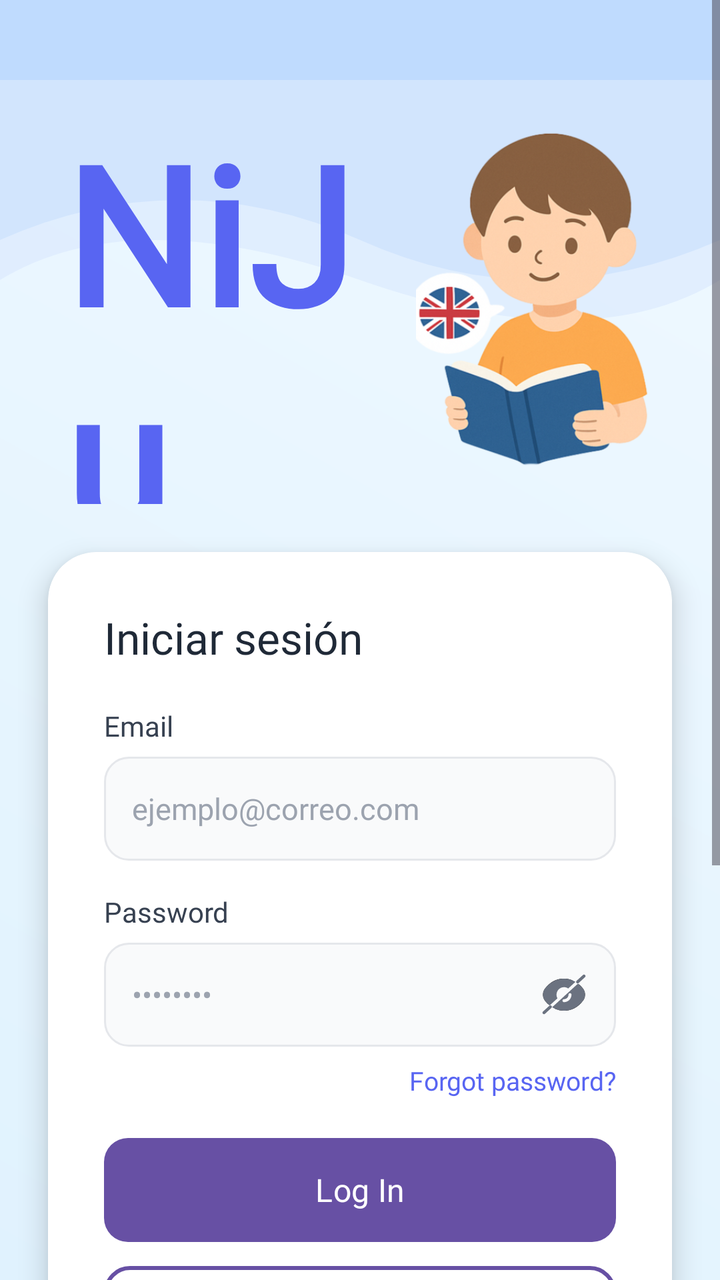
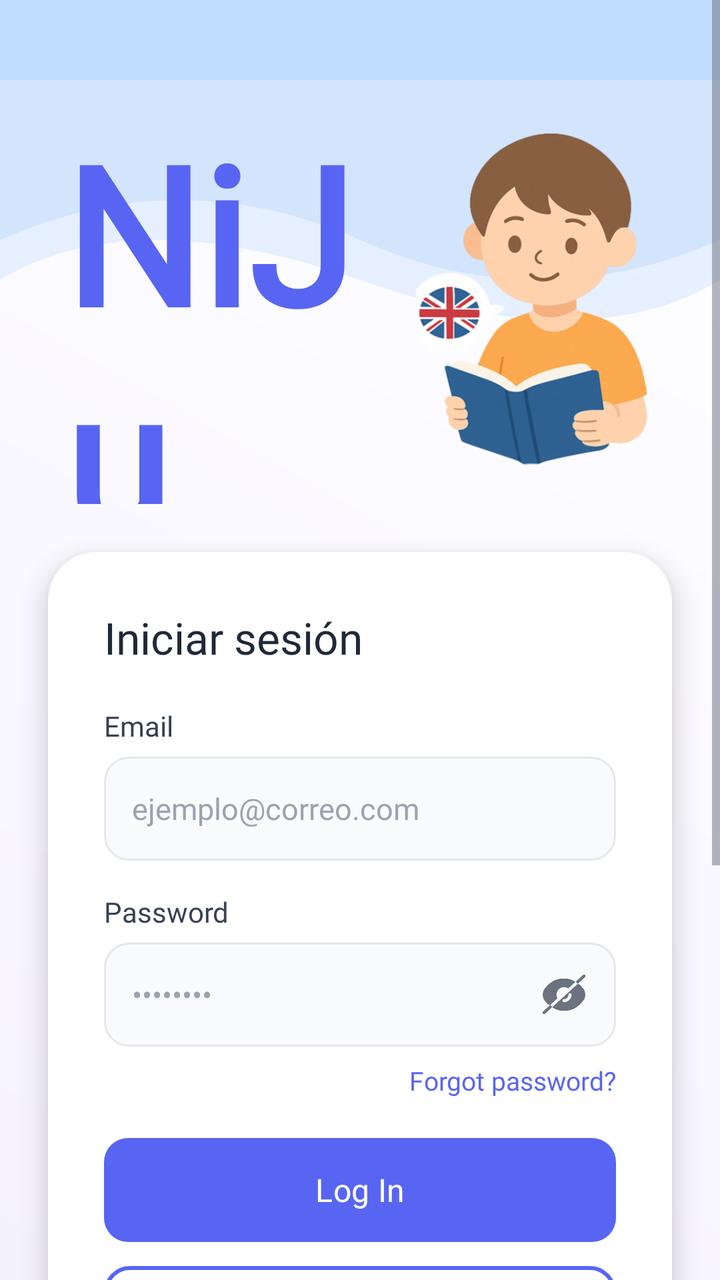

Compare the two renders of this Android layout. The source of the first and the diff that turns it into the second are given below.
<!-- AndroidManifest.xml: application theme Theme.NiJu_Project -->
<!-- res/layout/activity_login.xml -->
<?xml version="1.0" encoding="utf-8"?>
<ScrollView xmlns:android="http://schemas.android.com/apk/res/android"
    xmlns:app="http://schemas.android.com/apk/res-auto"
    xmlns:tools="http://schemas.android.com/tools"
    android:layout_width="match_parent"
    android:layout_height="match_parent"
    android:background="@drawable/gradient_background"
    android:fillViewport="true"
    tools:context=".LoginActivity">

    <androidx.constraintlayout.widget.ConstraintLayout
        android:layout_width="match_parent"
        android:layout_height="wrap_content">

        
        <ImageView
            android:id="@+id/topShape"
            android:layout_width="0dp"
            android:layout_height="200dp"
            android:scaleType="fitXY"
            android:src="@drawable/top_shape"
            app:layout_constraintEnd_toEndOf="parent"
            app:layout_constraintStart_toStartOf="parent"
            app:layout_constraintTop_toTopOf="parent" />

        
        <ProgressBar
            android:id="@+id/progressBar"
            android:layout_width="wrap_content"
            android:layout_height="wrap_content"
            android:visibility="gone"
            app:layout_constraintBottom_toBottomOf="parent"
            app:layout_constraintEnd_toEndOf="parent"
            app:layout_constraintStart_toStartOf="parent"
            app:layout_constraintTop_toTopOf="parent" />

        
        <LinearLayout
            android:id="@+id/header"
            android:layout_width="0dp"
            android:layout_height="200dp"
            android:layout_marginHorizontal="32dp"
            android:layout_marginTop="52dp"
            android:gravity="center_vertical"
            android:orientation="horizontal"
            app:layout_constraintEnd_toEndOf="parent"
            app:layout_constraintStart_toStartOf="parent"
            app:layout_constraintTop_toTopOf="parent">

            <LinearLayout
                android:layout_width="0dp"
                android:layout_height="wrap_content"
                android:layout_weight="1"
                android:orientation="vertical">

                <TextView
                    android:id="@+id/appName"
                    android:layout_width="wrap_content"
                    android:layout_height="wrap_content"
                    android:fontFamily="@font/roboto_bold"
                    android:text="NiJu"
                    android:textColor="#5865F2"
                    android:textSize="96sp"
                    android:textStyle="bold" />

                <TextView
                    android:id="@+id/appSubtitle"
                    android:layout_width="wrap_content"
                    android:layout_height="wrap_content"
                    android:fontFamily="@font/roboto_medium"
                    android:text="@string/subtitle"
                    android:textColor="#6B7280"
                    android:textSize="35sp" />
            </LinearLayout>

            <ImageView
                android:id="@+id/nino"
                android:layout_width="120dp"
                android:layout_height="176dp"
                android:layout_marginStart="16dp"
                android:contentDescription="@string/app_name"
                android:scaleType="centerCrop"
                app:srcCompat="@drawable/nino" />
        </LinearLayout>

        
        <androidx.cardview.widget.CardView
            android:id="@+id/formContainer"
            android:layout_width="0dp"
            android:layout_height="wrap_content"
            android:layout_marginHorizontal="24dp"
            android:layout_marginTop="24dp"
            android:layout_marginBottom="32dp"
            app:cardCornerRadius="24dp"
            app:cardElevation="8dp"
            app:cardBackgroundColor="@android:color/white"
            app:layout_constraintEnd_toEndOf="parent"
            app:layout_constraintStart_toStartOf="parent"
            app:layout_constraintTop_toBottomOf="@id/header"
            app:layout_constraintBottom_toBottomOf="parent">

            <LinearLayout
                android:layout_width="match_parent"
                android:layout_height="wrap_content"
                android:orientation="vertical"
                android:padding="28dp">

                
                <TextView
                    android:layout_width="wrap_content"
                    android:layout_height="wrap_content"
                    android:layout_marginBottom="20dp"
                    android:fontFamily="@font/roboto_bold"
                    android:text="Iniciar sesión"
                    android:textColor="#1F2937"
                    android:textSize="22sp" />

                
                <TextView
                    android:layout_width="wrap_content"
                    android:layout_height="wrap_content"
                    android:layout_marginBottom="6dp"
                    android:fontFamily="@font/roboto_medium"
                    android:text="@string/prompt_email"
                    android:textColor="#374151"
                    android:textSize="14sp" />

                <EditText
                    android:id="@+id/etEmail"
                    android:layout_width="match_parent"
                    android:layout_height="52dp"
                    android:layout_marginBottom="16dp"
                    android:autofillHints="emailAddress"
                    android:background="@drawable/edittext_rounded_background"
                    android:fontFamily="@font/roboto_regular"
                    android:hint="ejemplo@correo.com"
                    android:inputType="textEmailAddress"
                    android:padding="14dp"
                    android:textColorHint="#9CA3AF"
                    android:textSize="15sp" />

                
                <TextView
                    android:layout_width="wrap_content"
                    android:layout_height="wrap_content"
                    android:layout_marginBottom="6dp"
                    android:fontFamily="@font/roboto_medium"
                    android:text="@string/prompt_password"
                    android:textColor="#374151"
                    android:textSize="14sp" />

                <RelativeLayout
                    android:layout_width="match_parent"
                    android:layout_height="52dp"
                    android:layout_marginBottom="8dp">

                    <EditText
                        android:id="@+id/etPassword"
                        android:layout_width="match_parent"
                        android:layout_height="match_parent"
                        android:autofillHints="password"
                        android:background="@drawable/edittext_rounded_background"
                        android:fontFamily="@font/roboto_regular"
                        android:hint="••••••••"
                        android:inputType="textPassword"
                        android:paddingStart="14dp"
                        android:paddingEnd="48dp"
                        android:textColorHint="#9CA3AF"
                        android:textSize="15sp" />

                    <ImageView
                        android:id="@+id/ivTogglePassword"
                        android:layout_width="24dp"
                        android:layout_height="24dp"
                        android:layout_alignParentEnd="true"
                        android:layout_centerVertical="true"
                        android:layout_marginEnd="14dp"
                        android:contentDescription="@string/show_password"
                        android:src="@drawable/ic_eye_closed" />
                </RelativeLayout>

                
                <TextView
                    android:id="@+id/tvForgotPassword"
                    android:layout_width="wrap_content"
                    android:layout_height="wrap_content"
                    android:layout_gravity="end"
                    android:layout_marginBottom="20dp"
                    android:fontFamily="@font/roboto_regular"
                    android:text="@string/forgot_password"
                    android:textColor="#5865F2"
                    android:textSize="13sp" />

                
                <Button
                    android:id="@+id/btnLogin"
                    android:layout_width="match_parent"
                    android:layout_height="52dp"
                    android:layout_marginBottom="12dp"
                    android:background="@drawable/button_rounded_background"
                    android:fontFamily="@font/roboto_medium"
                    android:text="@string/btn_login"
                    android:textAllCaps="false"
                    android:textColor="@android:color/white"
                    android:textSize="16sp" />

                
                <Button
                    android:id="@+id/btnRegister"
                    android:layout_width="match_parent"
                    android:layout_height="52dp"
                    android:layout_marginBottom="20dp"
                    android:background="@drawable/button_outline_background"
                    android:fontFamily="@font/roboto_medium"
                    android:text="Crear cuenta"
                    android:textAllCaps="false"
                    android:textColor="#5865F2"
                    android:textSize="16sp" />

                
                <LinearLayout
                    android:layout_width="match_parent"
                    android:layout_height="wrap_content"
                    android:layout_marginBottom="16dp"
                    android:gravity="center_vertical"
                    android:orientation="horizontal">

                    <View
                        android:layout_width="0dp"
                        android:layout_height="1dp"
                        android:layout_weight="1"
                        android:background="#E5E7EB" />

                    <TextView
                        android:layout_width="wrap_content"
                        android:layout_height="wrap_content"
                        android:layout_marginHorizontal="12dp"
                        android:fontFamily="@font/roboto_regular"
                        android:text="o continúa con"
                        android:textColor="#9CA3AF"
                        android:textSize="13sp" />

                    <View
                        android:layout_width="0dp"
                        android:layout_height="1dp"
                        android:layout_weight="1"
                        android:background="#E5E7EB" />
                </LinearLayout>

                
                <LinearLayout
                    android:layout_width="match_parent"
                    android:layout_height="wrap_content"
                    android:orientation="horizontal"
                    android:gravity="center">

                    
                    <com.google.android.material.button.MaterialButton
                        android:id="@+id/btnGoogle"
                        android:layout_width="0dp"
                        android:layout_height="52dp"
                        android:layout_weight="1"
                        android:layout_marginEnd="8dp"
                        android:background="@drawable/button_social_background"
                        android:text="Google"
                        android:textAllCaps="false"
                        android:textColor="#FFFFFF"
                        android:textSize="14sp"
                        app:icon="@drawable/ic_google"
                        app:iconPadding="8dp"
                        app:iconGravity="textStart"
                        app:iconTint="@null"/>

                    
                    <com.google.android.material.button.MaterialButton
                        android:id="@+id/btnPhone"
                        android:layout_width="0dp"
                        android:layout_height="52dp"
                        android:layout_weight="1"
                        android:layout_marginEnd="8dp"
                        android:background="@drawable/button_social_background"
                        android:text="Teléfono"
                        android:textAllCaps="false"
                        android:textColor="#FFFFFF"
                        android:textSize="14sp"
                        app:icon="@drawable/ic_phone"
                        app:iconPadding="8dp"
                        app:iconGravity="textStart"
                        app:iconTint="@null"/>
                </LinearLayout>

                <ImageView
                    android:id="@+id/bottomShape"
                    android:layout_width="0dp"
                    android:layout_height="96dp"
                    android:scaleType="fitXY"
                    android:src="@drawable/bottom_shape" />

            </LinearLayout>
        </androidx.cardview.widget.CardView>

        

    </androidx.constraintlayout.widget.ConstraintLayout>
</ScrollView>
<!-- resources referenced by this layout -->
<resources>
  <!-- drawable button_outline_background (drawable) -->
  <?xml version="1.0" encoding="utf-8"?>
  <shape xmlns:android="http://schemas.android.com/apk/res/android">
      <solid android:color="@android:color/transparent"/>
      <stroke android:width="2dp" android:color="#5865F2"/>
      <corners android:radius="12dp"/>
  </shape>
  <!-- drawable button_rounded_background (drawable) -->
  <?xml version="1.0" encoding="utf-8"?>
  <selector xmlns:android="http://schemas.android.com/apk/res/android">
      <item android:state_pressed="true">
          <shape>
              <solid android:color="#4F46E5" />
              <corners android:radius="12dp" />
          </shape>
      </item>
      <item>
          <shape>
              <solid android:color="#5865F2" />
              <corners android:radius="12dp" />
          </shape>
      </item>
  </selector>
  <!-- drawable button_social_background (drawable) -->
  <?xml version="1.0" encoding="utf-8"?>
  <shape xmlns:android="http://schemas.android.com/apk/res/android">
      <solid android:color="#FFFFFF"/>
      <stroke android:width="1dp" android:color="#E5E7EB"/>
      <corners android:radius="12dp"/>
  </shape>
  <!-- drawable edittext_rounded_background (drawable) -->
  <?xml version="1.0" encoding="utf-8"?>
  <shape xmlns:android="http://schemas.android.com/apk/res/android">
      <solid android:color="#F9FAFB" />
      <corners android:radius="12dp" />
      <stroke
          android:width="1dp"
          android:color="#E5E7EB" />
  </shape>
  <!-- drawable gradient_background (drawable) -->
  <?xml version="1.0" encoding="utf-8"?>
  <shape xmlns:android="http://schemas.android.com/apk/res/android">
      <gradient
          android:startColor="#E0F2FE"
          android:endColor="#F0F9FF"
          android:angle="45" />
  </shape>
  <string name="app_name">Niju</string>
  <string name="btn_login">Log In</string>
  <string name="forgot_password">Forgot password?</string>
  <string name="prompt_email">Email</string>
  <string name="prompt_password">Password</string>
  <string name="show_password" />
  <string name="subtitle">English</string>
  <style name="Theme.NiJu_Project" parent="Base.Theme.NiJu_Project" />
  <style name="Base.Theme.NiJu_Project" parent="Theme.Material3.DayNight.NoActionBar">
          
          
      </style>
  <!-- unchanged entries left out for length: 6 -->
</resources>

<!-- the commit's change to res/layout/activity_login.xml (unified diff, before → after) -->
@@ -69,7 +69,7 @@
                     android:layout_height="wrap_content"
                     android:fontFamily="@font/roboto_medium"
                     android:text="@string/subtitle"
-                    android:textColor="#6B7280"
+                    android:textColor="@color/color_text_secondary"
                     android:textSize="35sp" />
             </LinearLayout>
 
@@ -93,7 +93,7 @@
             android:layout_marginBottom="32dp"
             app:cardCornerRadius="24dp"
             app:cardElevation="8dp"
-            app:cardBackgroundColor="@android:color/white"
+            app:cardBackgroundColor="@color/color_surface"
             app:layout_constraintEnd_toEndOf="parent"
             app:layout_constraintStart_toStartOf="parent"
             app:layout_constraintTop_toBottomOf="@id/header"
@@ -112,7 +112,7 @@
                     android:layout_marginBottom="20dp"
                     android:fontFamily="@font/roboto_bold"
                     android:text="Iniciar sesión"
-                    android:textColor="#1F2937"
+                    android:textColor="@color/color_text_primary"
                     android:textSize="22sp" />
 
                 
@@ -136,7 +136,7 @@
                     android:hint="ejemplo@correo.com"
                     android:inputType="textEmailAddress"
                     android:padding="14dp"
-                    android:textColorHint="#9CA3AF"
+                    android:textColorHint="@color/color_text_hint"
                     android:textSize="15sp" />
 
                 
@@ -165,7 +165,7 @@
                         android:inputType="textPassword"
                         android:paddingStart="14dp"
                         android:paddingEnd="48dp"
-                        android:textColorHint="#9CA3AF"
+                        android:textColorHint="@color/color_text_hint"
                         android:textSize="15sp" />
 
                     <ImageView
@@ -229,7 +229,7 @@
                         android:layout_width="0dp"
                         android:layout_height="1dp"
                         android:layout_weight="1"
-                        android:background="#E5E7EB" />
+                        android:background="@color/color_border" />
 
                     <TextView
                         android:layout_width="wrap_content"
@@ -237,14 +237,14 @@
                         android:layout_marginHorizontal="12dp"
                         android:fontFamily="@font/roboto_regular"
                         android:text="o continúa con"
-                        android:textColor="#9CA3AF"
+                        android:textColor="@color/color_text_hint"
                         android:textSize="13sp" />
 
                     <View
                         android:layout_width="0dp"
                         android:layout_height="1dp"
                         android:layout_weight="1"
-                        android:background="#E5E7EB" />
+                        android:background="@color/color_border" />
                 </LinearLayout>
 
                 
<!-- resource entries referenced after the edit -->
@@ -1,5 +1,10 @@
 <!-- resources referenced by this layout -->
 <resources>
+  <color name="color_border">#E5E7EB</color>
+  <color name="color_surface">#FFFFFF</color>
+  <color name="color_text_hint">#9CA3AF</color>
+  <color name="color_text_primary">#1F2937</color>
+  <color name="color_text_secondary">#6B7280</color>
   <!-- drawable button_outline_background (drawable) -->
   <?xml version="1.0" encoding="utf-8"?>
   <shape xmlns:android="http://schemas.android.com/apk/res/android">
@@ -26,25 +31,25 @@
   <!-- drawable button_social_background (drawable) -->
   <?xml version="1.0" encoding="utf-8"?>
   <shape xmlns:android="http://schemas.android.com/apk/res/android">
-      <solid android:color="#FFFFFF"/>
-      <stroke android:width="1dp" android:color="#E5E7EB"/>
+      <solid android:color="@color/color_surface"/>
+      <stroke android:width="1dp" android:color="@color/color_border"/>
       <corners android:radius="12dp"/>
   </shape>
   <!-- drawable edittext_rounded_background (drawable) -->
   <?xml version="1.0" encoding="utf-8"?>
   <shape xmlns:android="http://schemas.android.com/apk/res/android">
-      <solid android:color="#F9FAFB" />
+      <solid android:color="@color/color_surface_variant" />
       <corners android:radius="12dp" />
       <stroke
           android:width="1dp"
-          android:color="#E5E7EB" />
+          android:color="@color/color_border" />
   </shape>
   <!-- drawable gradient_background (drawable) -->
   <?xml version="1.0" encoding="utf-8"?>
   <shape xmlns:android="http://schemas.android.com/apk/res/android">
       <gradient
-          android:startColor="#E0F2FE"
-          android:endColor="#F0F9FF"
+          android:startColor="@color/color_gradient_start"
+          android:endColor="@color/color_gradient_end"
           android:angle="45" />
   </shape>
   <string name="app_name">Niju</string>
@@ -55,9 +60,25 @@
   <string name="show_password" />
   <string name="subtitle">English</string>
   <style name="Theme.NiJu_Project" parent="Base.Theme.NiJu_Project" />
+  <color name="color_surface_variant">#F9FAFB</color>
+  <color name="color_gradient_start">#F5F2FF</color>
+  <color name="color_gradient_end">#FFFFFF</color>
   <style name="Base.Theme.NiJu_Project" parent="Theme.Material3.DayNight.NoActionBar">
+          <item name="colorPrimary">#5865F2</item>
+          <item name="colorPrimaryVariant">#4338CA</item>
+          <item name="colorSecondary">#818CF8</item>
+          <item name="android:colorBackground">@color/color_background</item>
+          <item name="colorSurface">@color/color_surface</item>
+          <item name="android:textColorPrimary">@color/color_text_primary</item>
+          <item name="android:textColorSecondary">@color/color_text_secondary</item>
           
-          
+          <item name="cardViewStyle">@style/Widget.NiJu.CardView</item>
+      </style>
+  <color name="color_background">#F3F4F6</color>
+  <style name="Widget.NiJu.CardView" parent="Widget.MaterialComponents.CardView">
+          <item name="cardBackgroundColor">@color/color_surface</item>
+          <item name="cardCornerRadius">16dp</item>
+          <item name="cardElevation">2dp</item>
       </style>
   <!-- unchanged entries left out for length: 6 -->
 </resources>
